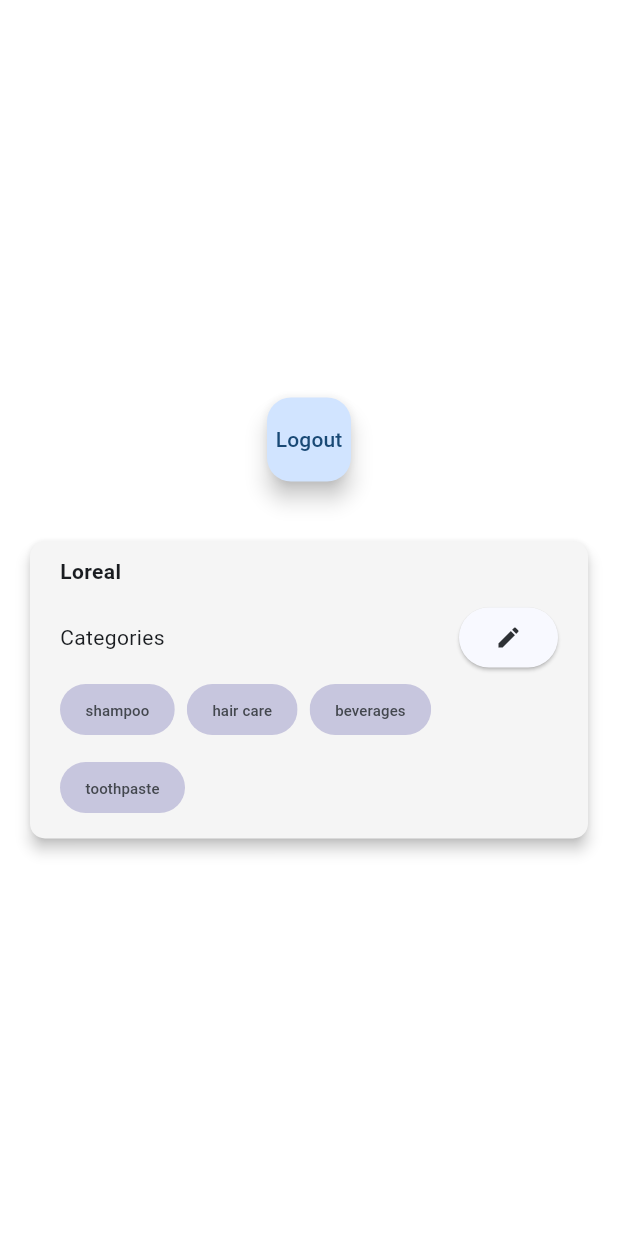
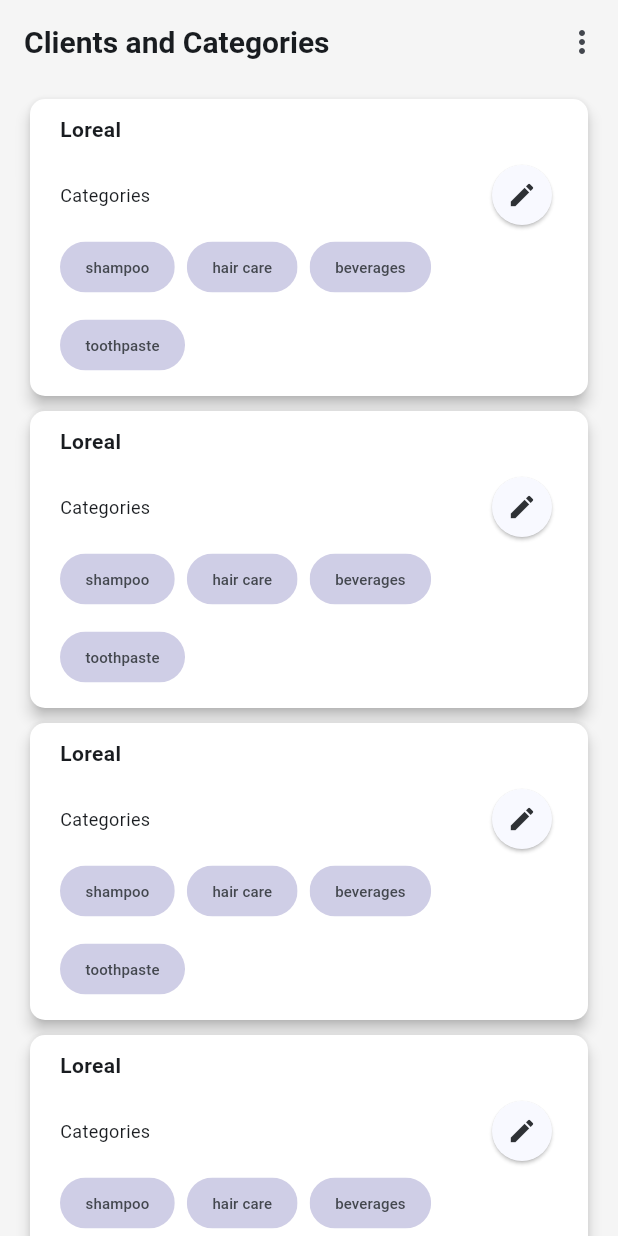
Before and after one commit to zainab-frfr/OAAP, a Flutter app: the screen it shows once a user with an empty profile is signed in, after a tap on the "edit" icon, on a phone screen of 412 x 824 dp. Run offline on Flutter 3.47's test engine with Material 3 defaults, Android fonts, the phone set to English and light mode, and no system bars; our stand-ins replace cloud_firestore, firebase_auth, firebase_core, google_sign_in; accounts and stored records are empty; network calls fail.

Commit message:
UI done: client category page

```diff
--- /dev/null
+++ b/devtools_options.yaml
@@ -0,0 +1 @@
+extensions:
--- a/lib/client category management/UI components/category_chip.dart
+++ b/lib/client category management/UI components/category_chips.dart
@@ -1,10 +1,10 @@
 import 'package:flutter/material.dart';
 import 'dart:math' as math;
 
-class CategoryChip extends StatelessWidget {
+class CategoryChips extends StatelessWidget {
   final List<String> categories;
 
-  const CategoryChip({super.key, required this.categories});
+  const CategoryChips({super.key, required this.categories});
 
   @override
   Widget build(BuildContext context) {
--- /dev/null
+++ b/lib/client category management/UI components/client_category_page.dart
@@ -0,0 +1,109 @@
+import 'package:flutter/material.dart';
+import 'package:oaap/client%20category%20management/UI%20components/client_category_tile.dart';
+import 'package:oaap/client%20category%20management/UI%20components/my_elevated_button.dart';
+
+class MyClientCategoryPage extends StatelessWidget {
+  const MyClientCategoryPage({super.key});
+
+  @override
+  Widget build(BuildContext context) {
+    return Scaffold(
+      appBar: AppBar(
+        title: const Padding(
+          padding: EdgeInsets.symmetric(
+            vertical: 20,
+          ),
+          child: Text(
+            'Clients and Categories',
+            style: TextStyle(fontWeight: FontWeight.bold, fontSize: 20),
+          ),
+        ),
+        actions: [
+          PopupMenuButton(
+              itemBuilder: (context) => [
+                    PopupMenuItem(
+                      child: const Text(
+                        'Add Client',
+                        style: TextStyle(fontSize: 10),
+                      ),
+                      onTap: () {
+                        showDialog(
+                          context: context,
+                          builder: (context) {
+                            return _addClient(context);
+                          },
+                        );
+                      },
+                    ),
+                  ]),
+        ],
+        shape: const RoundedRectangleBorder(
+            borderRadius: BorderRadius.vertical(bottom: Radius.circular(2))),
+      ),
+      body:
+          // ListWheelScrollView(
+          //   itemExtent: 235,
+          //   diameterRatio: 2,
+          //   children: const[
+          //     ClientCategoryTile(),
+          //     ClientCategoryTile(),
+          //     ClientCategoryTile(),
+          //     ClientCategoryTile(),
+          //     ClientCategoryTile(),
+          //     ClientCategoryTile(),
+          //     ClientCategoryTile(),
+          //     ClientCategoryTile(),
+          //   ]
+          // ),
+          ListView(
+        children: const [
+          ClientCategoryTile(),
+          ClientCategoryTile(),
+          ClientCategoryTile(),
+          ClientCategoryTile(),
+          ClientCategoryTile(),
+          ClientCategoryTile(),
+          ClientCategoryTile(),
+          ClientCategoryTile(),
+          SizedBox(
+            height: 50,
+          )
+        ],
+      ),
+    );
+  }
+}
+
+AlertDialog _addClient(BuildContext context) {
+  final TextEditingController companyController = TextEditingController();
+
+  return AlertDialog(
+    title: const Text('Add Client'),
+    content: TextField(
+      controller: companyController,
+      decoration: const InputDecoration(
+          hintText: 'Client name',
+          hintStyle: TextStyle(color: Colors.grey, fontSize: 12)),
+    ),
+    contentPadding: const EdgeInsets.symmetric(vertical: 40, horizontal: 20),
+    actions: [
+      Row(
+        mainAxisAlignment: MainAxisAlignment.spaceBetween,
+        children: [
+          MyElevatedButton(
+            width: 80,
+            height: 40,
+            child: const Text('Cancel'),
+            onTap: (){}
+          ),
+          MyElevatedButton(
+            width: 80,
+            height: 40,
+            child: const Text('Ok'),
+            onTap: (){}
+          )
+        ],
+      )
+    ],
+  );
+}
--- a/lib/client category management/UI components/client_category_tile.dart
+++ b/lib/client category management/UI components/client_category_tile.dart
@@ -1,15 +1,10 @@
 import 'package:flutter/material.dart';
-import 'package:oaap/client%20category%20management/UI%20components/category_chip.dart';
+import 'package:oaap/client%20category%20management/UI%20components/category_chips.dart';
+import 'package:oaap/client%20category%20management/UI%20components/my_elevated_button.dart';
 
-class ClientCategoryTile extends StatefulWidget {
+class ClientCategoryTile extends StatelessWidget {
 
   const ClientCategoryTile({super.key});
-
-  @override
-  State<ClientCategoryTile> createState() => _ClientCategoryTileState();
-}
-
-class _ClientCategoryTileState extends State<ClientCategoryTile> {
 
   @override
   Widget build(BuildContext context) {
@@ -34,14 +29,12 @@
                 Row(
                   mainAxisAlignment: MainAxisAlignment.spaceBetween,
                   children: [
-                    const Text('Categories'),
-                    ElevatedButton(
-                      onPressed: (){},
-                      style: ButtonStyle(
-                        foregroundColor: MaterialStatePropertyAll<Color>(Theme.of(context).colorScheme.inverseSurface),
-                        backgroundColor: MaterialStatePropertyAll<Color>(Theme.of(context).colorScheme.background)
-                      ),
-                      child: const Icon(Icons.edit, applyTextScaling: true,),
+                    const Text('Categories', style: TextStyle(fontSize: 12),),
+                    MyElevatedButton(
+                      width: 40,
+                      height: 40,
+                      child: const Icon(Icons.edit, applyTextScaling: true, size: 20,),
+                      onTap: (){}
                     )
                   ],
                 ),
@@ -51,7 +44,7 @@
                       decoration: BoxDecoration(
                         borderRadius: BorderRadius.circular(50),
                       ),
-                      child: const CategoryChip(categories: ['shampoo','hair care','beverages','toothpaste'],)),
+                      child: const CategoryChips(categories: ['shampoo','hair care','beverages','toothpaste'],)),
                 ),
               ],
             ),
--- /dev/null
+++ b/lib/client category management/UI components/my_elevated_button.dart
@@ -0,0 +1,30 @@
+import 'package:flutter/material.dart';
+
+class MyElevatedButton extends StatelessWidget {
+  final double width;
+  final double height;
+  final Widget child;
+  final Function onTap;
+
+  const MyElevatedButton(
+      {super.key,
+      required this.width,
+      required this.height,
+      required this.child,
+      required this.onTap});
+
+  @override
+  Widget build(BuildContext context) {
+    return ElevatedButton(
+      onPressed: () {
+        onTap();
+      },
+      style: ButtonStyle(
+          padding: MaterialStateProperty.all<EdgeInsets>(const EdgeInsets.all(2)),
+          minimumSize: MaterialStateProperty.all<Size>( Size(width, height)),
+          foregroundColor: MaterialStatePropertyAll<Color>(Theme.of(context).colorScheme.inverseSurface),
+          backgroundColor: MaterialStatePropertyAll<Color>(Theme.of(context).colorScheme.background)),
+      child: child,
+    );
+  }
+}
--- a/lib/home.dart
+++ b/lib/home.dart
@@ -1,29 +1,28 @@
 import 'package:flutter/material.dart';
-import 'package:oaap/authentication/services/auth_service.dart';
-import 'package:oaap/client%20category%20management/UI%20components/client_category_tile.dart';
+import 'package:oaap/client%20category%20management/UI%20components/client_category_page.dart';
 
 class MyHomePage extends StatelessWidget {
   const MyHomePage({super.key});
 
   @override
   Widget build(BuildContext context) {
-    return Scaffold(
-      body: Center(
-          child: Column(
-            mainAxisAlignment: MainAxisAlignment.center,
-            children: [
-              FloatingActionButton(
-                  child: const Text('Logout'),
-                  onPressed: () async {
-                    await AuthService().signOut();
-                  }),
-              const SizedBox(
-                height: 30,
-              ),
-              const ClientCategoryTile(),
-            ],
-        )
-      ),
-    );
+    return const MyClientCategoryPage();
   }
 }
+
+//  Center(
+//           child: Column(
+//             mainAxisAlignment: MainAxisAlignment.center,
+//             children: [
+//               FloatingActionButton(
+//                   child: const Text('Logout'),
+//                   onPressed: () async {
+//                     await AuthService().signOut();
+//                   }),
+//               const SizedBox(
+//                 height: 30,
+//               ),
+//               const ClientCategoryTile(),
+//             ],
+//         )
+//       ),
--- a/lib/main.dart
+++ b/lib/main.dart
@@ -12,8 +12,10 @@
   await Firebase.initializeApp(options: DefaultFirebaseOptions.currentPlatform); //uses the firebase_options.dart in lib
   SystemChrome.setEnabledSystemUIMode(SystemUiMode.manual, overlays: []); //to hide status bar and navigation bar of phone.
   runApp(
-    ChangeNotifierProvider(
-      create: (_)=> ThemeNotifier(), //underscore is used as a placeholder for unused/ignored parameters (BuildContext in this case)
+    MultiProvider(
+      providers: [
+        ChangeNotifierProvider(create: (_) => ThemeNotifier())//underscore is used as a placeholder for unused/ignored parameters (BuildContext in this case)
+      ],
       child: const MainApp(),
     )
   );
--- a/lib/theme/theme_model.dart
+++ b/lib/theme/theme_model.dart
@@ -2,10 +2,11 @@
 
 final ThemeData lightTheme = ThemeData(
   brightness: Brightness.light,
-  canvasColor: Colors.grey[100]!, //background color of UI components like theme toggle tile
-  scaffoldBackgroundColor: Colors.white,
+  canvasColor: Colors.white, //background color of UI components like theme toggle tile
+  scaffoldBackgroundColor: Colors.grey[100]!,
   appBarTheme: const AppBarTheme( //for color of app bar
-    backgroundColor: Colors.transparent
+    backgroundColor: Colors.transparent,
+    //foregroundColor: Color.fromARGB(255, 24, 111, 183),
   ),
   colorSchemeSeed: Colors.blue, // generates a full color scheme based on Material design guidelines (for eg. cursor color)
   inputDecorationTheme: const InputDecorationTheme( // for decoration of text fields
@@ -22,10 +23,11 @@
 
 final ThemeData darkTheme = ThemeData(
   brightness: Brightness.dark,
-  canvasColor: const Color.fromARGB(255, 36, 35, 35),
-  scaffoldBackgroundColor: Colors.grey[900]!,
+  canvasColor: const Color.fromARGB(255, 31, 31, 31),
+  scaffoldBackgroundColor: const Color.fromARGB(255, 18, 18, 18),
   appBarTheme: const AppBarTheme(
-    backgroundColor: Colors.transparent
+    backgroundColor: Colors.transparent,
+    //foregroundColor: Color.fromARGB(255, 72, 142, 199)
   ),
   colorSchemeSeed: Colors.blue,
   inputDecorationTheme: const InputDecorationTheme(
```
